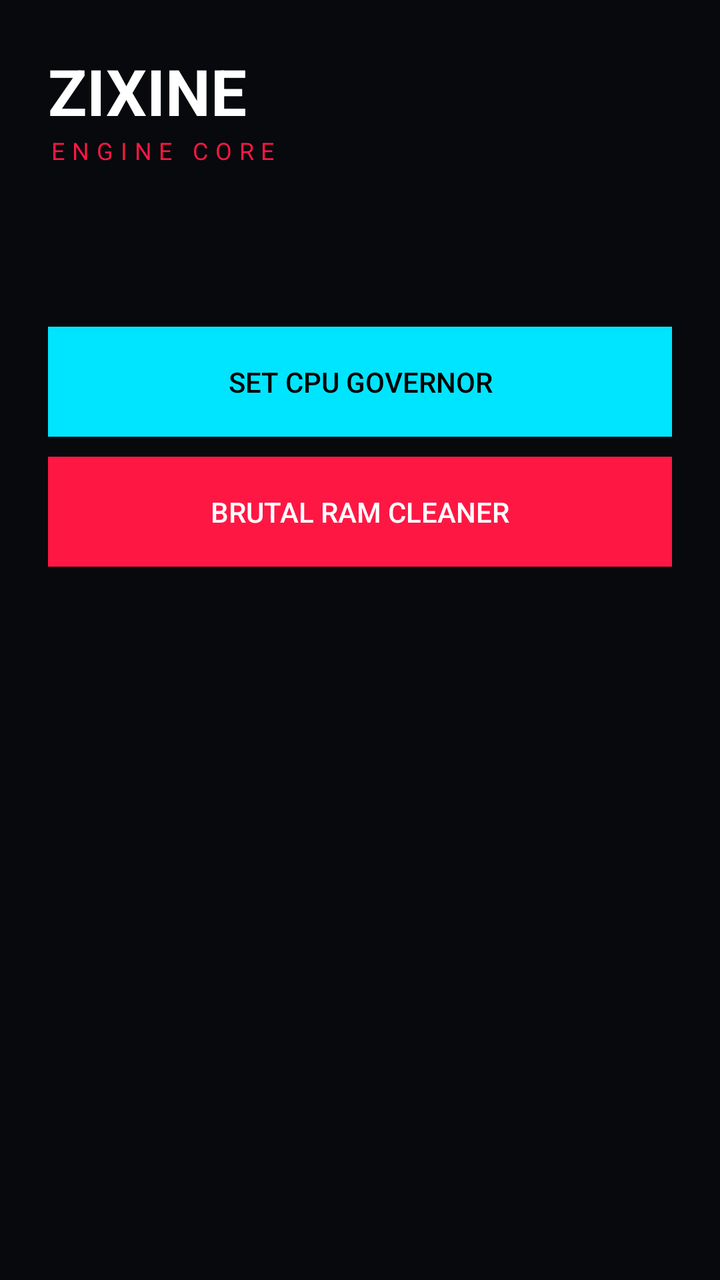
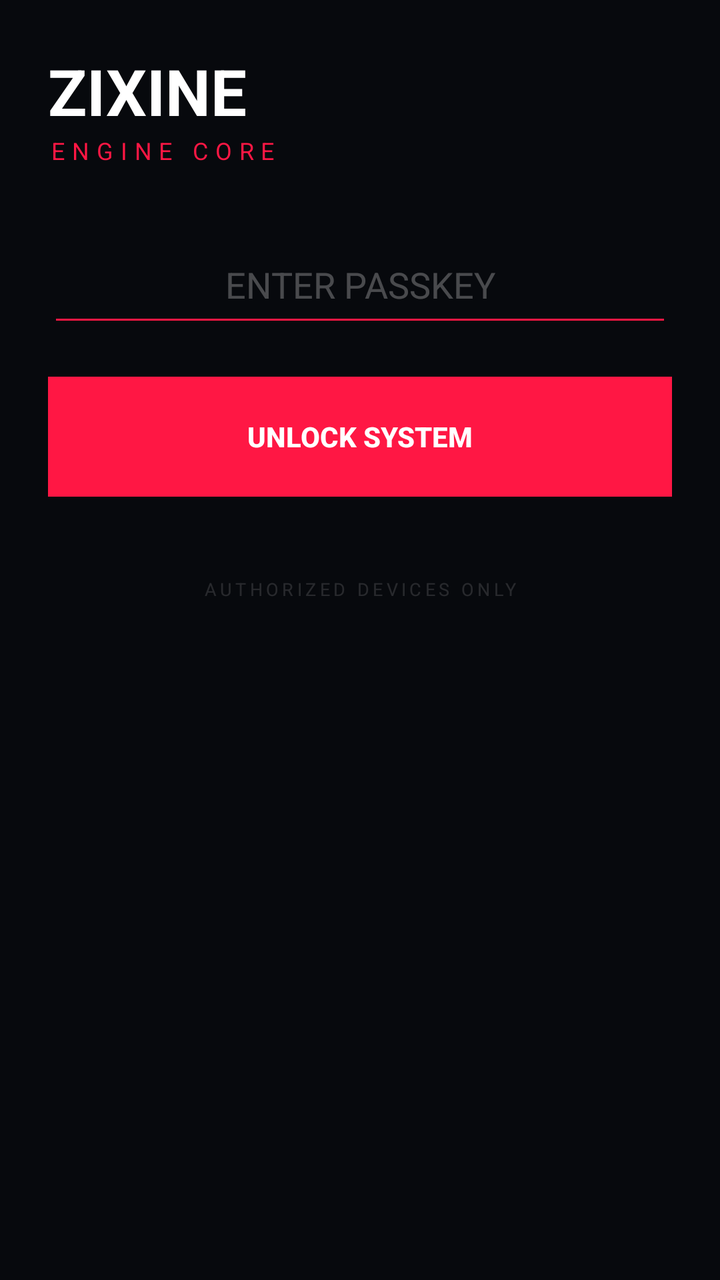

Compare the two renders of this Android layout. The source of the first and the diff that turns it into the second are given below.
<!-- AndroidManifest.xml: application theme Theme.MaterialComponents.DayNight.NoActionBar -->
<!-- res/layout/activity_main.xml -->
<?xml version="1.0" encoding="utf-8"?>
<LinearLayout xmlns:android="http://schemas.android.com/apk/res/android"
    android:layout_width="match_parent"
    android:layout_height="match_parent"
    android:background="#07090D"
    android:orientation="vertical"
    android:padding="24dp">

    <TextView
        android:layout_width="wrap_content"
        android:layout_height="wrap_content"
        android:text="ZIXINE"
        android:textColor="#FFFFFF"
        android:textSize="32sp"
        android:textStyle="bold" />

    <TextView
        android:layout_width="wrap_content"
        android:layout_height="wrap_content"
        android:text="ENGINE CORE"
        android:textColor="#FF1744"
        android:textSize="12sp"
        android:letterSpacing="0.3" />

    <LinearLayout
        android:id="@+id/layout_locked"
        android:layout_width="match_parent"
        android:layout_height="wrap_content"
        android:orientation="vertical"
        android:layout_marginTop="50dp"
        android:visibility="gone">
        <EditText
            android:id="@+id/input_code"
            android:layout_width="match_parent"
            android:layout_height="50dp"
            android:hint="Passkey"
            android:textColor="#FFFFFF"
            android:backgroundTint="#FF1744"
            android:inputType="numberPassword"
            android:gravity="center" />
        <androidx.appcompat.widget.AppCompatButton
            android:id="@+id/btn_unlock"
            android:layout_width="match_parent"
            android:layout_height="55dp"
            android:layout_marginTop="20dp"
            android:text="UNLOCK"
            android:background="#FF1744"
            android:textColor="#FFFFFF" />
    </LinearLayout>

    <LinearLayout
        android:id="@+id/layout_verified"
        android:layout_width="match_parent"
        android:layout_height="wrap_content"
        android:orientation="vertical"
        android:layout_marginTop="30dp"
        android:visibility="visible">

        <TextView android:text="RAM USAGE" android:textColor="#88FFFFFF" android:textSize="10sp" />
        <TextView android:id="@+id/tv_ram" android:text="..." android:textColor="#FFFFFF" android:textSize="18sp" android:textStyle="bold" android:layout_marginBottom="10dp" />

        <TextView android:text="ZRAM SIZE" android:textColor="#88FFFFFF" android:textSize="10sp" />
        <TextView android:id="@+id/tv_zram" android:text="..." android:textColor="#FFFFFF" android:textSize="18sp" android:textStyle="bold" android:layout_marginBottom="10dp" />

        <TextView android:text="CPU GOVERNOR" android:textColor="#88FFFFFF" android:textSize="10sp" />
        <TextView android:id="@+id/tv_cpu" android:text="..." android:textColor="#FFFFFF" android:textSize="18sp" android:textStyle="bold" android:layout_marginBottom="10dp" />

        <TextView android:text="BATTERY" android:textColor="#88FFFFFF" android:textSize="10sp" />
        <TextView android:id="@+id/tv_battery" android:text="..." android:textColor="#FFFFFF" android:textSize="18sp" android:textStyle="bold" android:layout_marginBottom="20dp" />

        <androidx.appcompat.widget.AppCompatButton
            android:id="@+id/btn_cpu_gov"
            android:layout_width="match_parent"
            android:layout_height="55dp"
            android:text="SET CPU GOVERNOR"
            android:background="#00E5FF"
            android:textColor="#000000"
            android:layout_marginBottom="10dp" />

        <androidx.appcompat.widget.AppCompatButton
            android:id="@+id/btn_clean_ram"
            android:layout_width="match_parent"
            android:layout_height="55dp"
            android:text="BRUTAL RAM CLEANER"
            android:background="#FF1744"
            android:textColor="#FFFFFF" />
    </LinearLayout>
</LinearLayout>
<!-- resources referenced by this layout -->
<resources>

</resources>

<!-- the commit's change to res/layout/activity_main.xml (unified diff, before → after) -->
@@ -1,88 +1,111 @@
 <?xml version="1.0" encoding="utf-8"?>
-<LinearLayout xmlns:android="http://schemas.android.com/apk/res/android"
+<ScrollView xmlns:android="http://schemas.android.com/apk/res/android"
     android:layout_width="match_parent"
     android:layout_height="match_parent"
     android:background="#07090D"
-    android:orientation="vertical"
-    android:padding="24dp">
-
-    <TextView
-        android:layout_width="wrap_content"
-        android:layout_height="wrap_content"
-        android:text="ZIXINE"
-        android:textColor="#FFFFFF"
-        android:textSize="32sp"
-        android:textStyle="bold" />
-
-    <TextView
-        android:layout_width="wrap_content"
-        android:layout_height="wrap_content"
-        android:text="ENGINE CORE"
-        android:textColor="#FF1744"
-        android:textSize="12sp"
-        android:letterSpacing="0.3" />
+    android:fillViewport="true">
 
     <LinearLayout
-        android:id="@+id/layout_locked"
         android:layout_width="match_parent"
         android:layout_height="wrap_content"
         android:orientation="vertical"
-        android:layout_marginTop="50dp"
-        android:visibility="gone">
-        <EditText
-            android:id="@+id/input_code"
+        android:padding="24dp">
+
+        <TextView
+            android:layout_width="wrap_content"
+            android:layout_height="wrap_content"
+            android:text="ZIXINE"
+            android:textColor="#FFFFFF"
+            android:textSize="32sp"
+            android:textStyle="bold" />
+
+        <TextView
+            android:layout_width="wrap_content"
+            android:layout_height="wrap_content"
+            android:text="ENGINE CORE"
+            android:textColor="#FF1744"
+            android:textSize="12sp"
+            android:letterSpacing="0.3"
+            android:layout_marginBottom="30dp" />
+
+        <LinearLayout
+            android:id="@+id/layout_locked"
             android:layout_width="match_parent"
-            android:layout_height="50dp"
-            android:hint="Passkey"
-            android:textColor="#FFFFFF"
-            android:backgroundTint="#FF1744"
-            android:inputType="numberPassword"
-            android:gravity="center" />
-        <androidx.appcompat.widget.AppCompatButton
-            android:id="@+id/btn_unlock"
+            android:layout_height="wrap_content"
+            android:orientation="vertical"
+            android:visibility="visible">
+            
+            <EditText
+                android:id="@+id/input_code"
+                android:layout_width="match_parent"
+                android:layout_height="55dp"
+                android:hint="ENTER PASSKEY"
+                android:textColor="#FFFFFF"
+                android:textColorHint="#44FFFFFF"
+                android:backgroundTint="#FF1744"
+                android:inputType="numberPassword"
+                android:gravity="center"
+                android:textSize="18sp" />
+
+            <androidx.appcompat.widget.AppCompatButton
+                android:id="@+id/btn_unlock"
+                android:layout_width="match_parent"
+                android:layout_height="60dp"
+                android:layout_marginTop="20dp"
+                android:text="UNLOCK SYSTEM"
+                android:background="#FF1744"
+                android:textColor="#FFFFFF"
+                android:textStyle="bold" />
+        </LinearLayout>
+
+        <LinearLayout
+            android:id="@+id/layout_verified"
             android:layout_width="match_parent"
-            android:layout_height="55dp"
-            android:layout_marginTop="20dp"
-            android:text="UNLOCK"
-            android:background="#FF1744"
-            android:textColor="#FFFFFF" />
+            android:layout_height="wrap_content"
+            android:orientation="vertical"
+            android:visibility="gone">
+
+            <TextView android:text="RAM STATUS" android:textColor="#88FFFFFF" android:textSize="11sp" />
+            <TextView android:id="@+id/tv_ram" android:text="..." android:textColor="#FFFFFF" android:textSize="20sp" android:textStyle="bold" android:layout_marginBottom="15dp" />
+
+            <TextView android:text="ZRAM SIZE" android:textColor="#88FFFFFF" android:textSize="11sp" />
+            <TextView android:id="@+id/tv_zram" android:text="..." android:textColor="#FFFFFF" android:textSize="20sp" android:textStyle="bold" android:layout_marginBottom="15dp" />
+
+            <TextView android:text="ACTIVE GOVERNOR" android:textColor="#88FFFFFF" android:textSize="11sp" />
+            <TextView android:id="@+id/tv_cpu" android:text="..." android:textColor="#FFFFFF" android:textSize="20sp" android:textStyle="bold" android:layout_marginBottom="15dp" />
+
+            <TextView android:text="BATTERY LEVEL" android:textColor="#88FFFFFF" android:textSize="11sp" />
+            <TextView android:id="@+id/tv_battery" android:text="..." android:textColor="#FFFFFF" android:textSize="20sp" android:textStyle="bold" android:layout_marginBottom="30dp" />
+
+            <androidx.appcompat.widget.AppCompatButton
+                android:id="@+id/btn_cpu_gov"
+                android:layout_width="match_parent"
+                android:layout_height="60dp"
+                android:text="CHANGE GOVERNOR"
+                android:background="#00E5FF"
+                android:textColor="#000000"
+                android:textStyle="bold"
+                android:layout_marginBottom="15dp" />
+
+            <androidx.appcompat.widget.AppCompatButton
+                android:id="@+id/btn_clean_ram"
+                android:layout_width="match_parent"
+                android:layout_height="60dp"
+                android:text="BRUTAL RAM CLEAN"
+                android:background="#FF1744"
+                android:textColor="#FFFFFF"
+                android:textStyle="bold" />
+        </LinearLayout>
+        
+        <TextView
+            android:layout_width="match_parent"
+            android:layout_height="wrap_content"
+            android:layout_marginTop="40dp"
+            android:text="AUTHORIZED DEVICES ONLY"
+            android:textColor="#22FFFFFF"
+            android:textSize="9sp"
+            android:gravity="center"
+            android:letterSpacing="0.2" />
+
     </LinearLayout>
-
-    <LinearLayout
-        android:id="@+id/layout_verified"
-        android:layout_width="match_parent"
-        android:layout_height="wrap_content"
-        android:orientation="vertical"
-        android:layout_marginTop="30dp"
-        android:visibility="visible">
-
-        <TextView android:text="RAM USAGE" android:textColor="#88FFFFFF" android:textSize="10sp" />
-        <TextView android:id="@+id/tv_ram" android:text="..." android:textColor="#FFFFFF" android:textSize="18sp" android:textStyle="bold" android:layout_marginBottom="10dp" />
-
-        <TextView android:text="ZRAM SIZE" android:textColor="#88FFFFFF" android:textSize="10sp" />
-        <TextView android:id="@+id/tv_zram" android:text="..." android:textColor="#FFFFFF" android:textSize="18sp" android:textStyle="bold" android:layout_marginBottom="10dp" />
-
-        <TextView android:text="CPU GOVERNOR" android:textColor="#88FFFFFF" android:textSize="10sp" />
-        <TextView android:id="@+id/tv_cpu" android:text="..." android:textColor="#FFFFFF" android:textSize="18sp" android:textStyle="bold" android:layout_marginBottom="10dp" />
-
-        <TextView android:text="BATTERY" android:textColor="#88FFFFFF" android:textSize="10sp" />
-        <TextView android:id="@+id/tv_battery" android:text="..." android:textColor="#FFFFFF" android:textSize="18sp" android:textStyle="bold" android:layout_marginBottom="20dp" />
-
-        <androidx.appcompat.widget.AppCompatButton
-            android:id="@+id/btn_cpu_gov"
-            android:layout_width="match_parent"
-            android:layout_height="55dp"
-            android:text="SET CPU GOVERNOR"
-            android:background="#00E5FF"
-            android:textColor="#000000"
-            android:layout_marginBottom="10dp" />
-
-        <androidx.appcompat.widget.AppCompatButton
-            android:id="@+id/btn_clean_ram"
-            android:layout_width="match_parent"
-            android:layout_height="55dp"
-            android:text="BRUTAL RAM CLEANER"
-            android:background="#FF1744"
-            android:textColor="#FFFFFF" />
-    </LinearLayout>
-</LinearLayout>
+</ScrollView>
